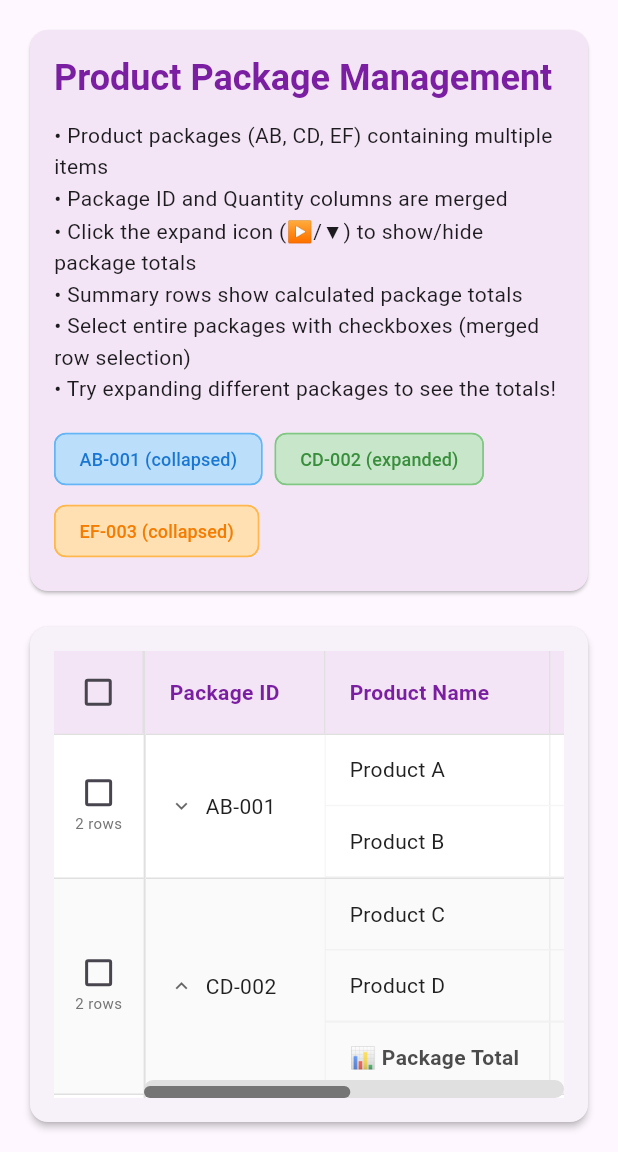
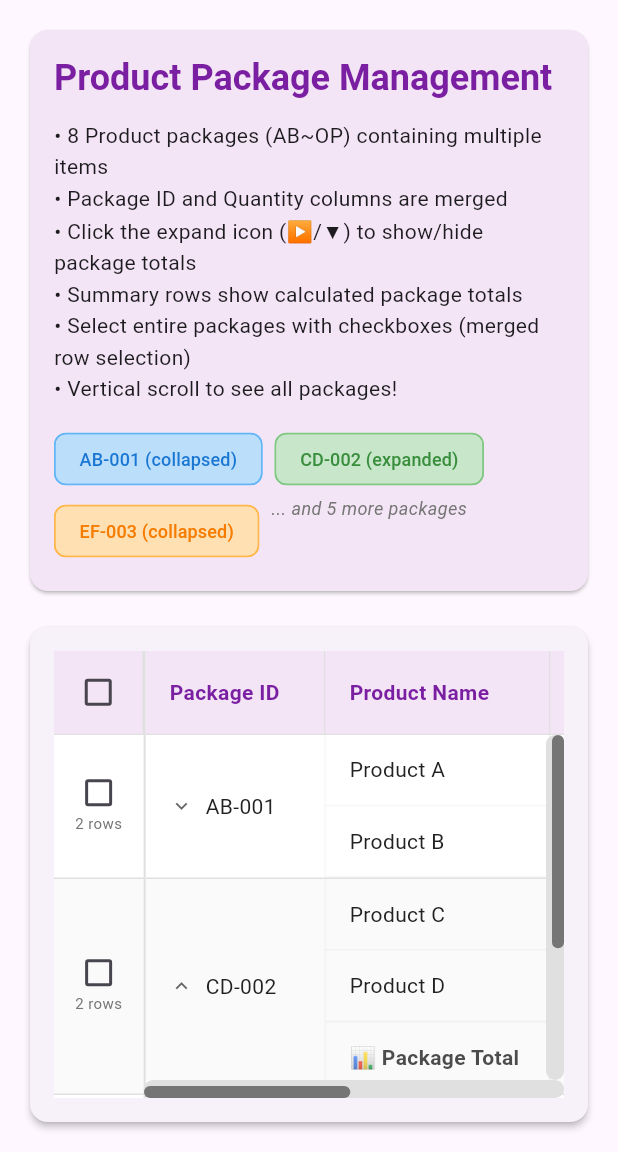
Before and after one commit to kihyun1998/flutter_table_plus, a Flutter app: the ExpandableSummaryExample screen opened directly, on a phone screen of 412 x 824 dp, the part 84-1236 px from its top. Run offline on Flutter 3.47's test engine with Material 3 defaults, Android fonts, the phone set to English and light mode, and no system bars.

Commit message:
Update expandable_summary_example.dart

```diff
--- a/example/lib/pages/expandable_summary_example.dart
+++ b/example/lib/pages/expandable_summary_example.dart
@@ -18,6 +18,11 @@ class _ExpandableSummaryExampleState extends State<ExpandableSummaryExample> {
     'AB-001': false,
     'CD-002': true, // Start with this one expanded
     'EF-003': false,
+    'GH-004': false,
+    'IJ-005': false,
+    'KL-006': false,
+    'MN-007': false,
+    'OP-008': false,
   };
 
   // State for managing row selection
@@ -73,6 +78,86 @@ class _ExpandableSummaryExampleState extends State<ExpandableSummaryExample> {
         'product': 'Product F',
         'price': 25000,
         'quantity': 2
+      },
+
+      // GH Package
+      {
+        'id': '7',
+        'package': 'GH-004',
+        'product': 'Product G',
+        'price': 18000,
+        'quantity': 4
+      },
+      {
+        'id': '8',
+        'package': 'GH-004',
+        'product': 'Product H',
+        'price': 22000,
+        'quantity': 4
+      },
+
+      // IJ Package
+      {
+        'id': '9',
+        'package': 'IJ-005',
+        'product': 'Product I',
+        'price': 14000,
+        'quantity': 6
+      },
+      {
+        'id': '10',
+        'package': 'IJ-005',
+        'product': 'Product J',
+        'price': 16000,
+        'quantity': 6
+      },
+
+      // KL Package
+      {
+        'id': '11',
+        'package': 'KL-006',
+        'product': 'Product K',
+        'price': 30000,
+        'quantity': 1
+      },
+      {
+        'id': '12',
+        'package': 'KL-006',
+        'product': 'Product L',
+        'price': 35000,
+        'quantity': 1
+      },
+
+      // MN Package
+      {
+        'id': '13',
+        'package': 'MN-007',
+        'product': 'Product M',
+        'price': 12000,
+        'quantity': 8
+      },
+      {
+        'id': '14',
+        'package': 'MN-007',
+        'product': 'Product N',
+        'price': 18000,
+        'quantity': 8
+      },
+
+      // OP Package
+      {
+        'id': '15',
+        'package': 'OP-008',
+        'product': 'Product O',
+        'price': 24000,
+        'quantity': 3
+      },
+      {
+        'id': '16',
+        'package': 'OP-008',
+        'product': 'Product P',
+        'price': 26000,
+        'quantity': 3
       },
     ];
 
@@ -222,6 +307,136 @@ class _ExpandableSummaryExampleState extends State<ExpandableSummaryExample> {
           ),
         },
       ),
+
+      // GH Package
+      MergedRowGroup(
+        groupId: 'GH-004',
+        rowKeys: ['7', '8'],
+        isExpandable: true,
+        isExpanded: expandedStates['GH-004'] ?? false,
+        summaryRowData: {
+          'product': '📊 Package Total',
+          'total': '¥${calculatePackageTotal([
+                '7',
+                '8'
+              ]).toString().replaceAllMapped(RegExp(r'(\d{1,3})(?=(\d{3})+(?!\d))'), (match) => '${match[1]},')}',
+          'quantity': '4 sets',
+        },
+        mergeConfig: {
+          'package': MergeCellConfig(
+            shouldMerge: true,
+            spanningRowIndex: 0,
+          ),
+          'quantity': MergeCellConfig(
+            shouldMerge: true,
+            spanningRowIndex: 0,
+          ),
+        },
+      ),
+
+      // IJ Package
+      MergedRowGroup(
+        groupId: 'IJ-005',
+        rowKeys: ['9', '10'],
+        isExpandable: true,
+        isExpanded: expandedStates['IJ-005'] ?? false,
+        summaryRowData: {
+          'product': '📊 Package Total',
+          'total': '¥${calculatePackageTotal([
+                '9',
+                '10'
+              ]).toString().replaceAllMapped(RegExp(r'(\d{1,3})(?=(\d{3})+(?!\d))'), (match) => '${match[1]},')}',
+          'quantity': '6 sets',
+        },
+        mergeConfig: {
+          'package': MergeCellConfig(
+            shouldMerge: true,
+            spanningRowIndex: 0,
+          ),
+          'quantity': MergeCellConfig(
+            shouldMerge: true,
+            spanningRowIndex: 0,
+          ),
+        },
+      ),
+
+      // KL Package
+      MergedRowGroup(
+        groupId: 'KL-006',
+        rowKeys: ['11', '12'],
+        isExpandable: true,
+        isExpanded: expandedStates['KL-006'] ?? false,
+        summaryRowData: {
+          'product': '📊 Package Total',
+          'total': '¥${calculatePackageTotal([
+                '11',
+                '12'
+              ]).toString().replaceAllMapped(RegExp(r'(\d{1,3})(?=(\d{3})+(?!\d))'), (match) => '${match[1]},')}',
+          'quantity': '1 set',
+        },
+        mergeConfig: {
+          'package': MergeCellConfig(
+            shouldMerge: true,
+            spanningRowIndex: 0,
+          ),
+          'quantity': MergeCellConfig(
+            shouldMerge: true,
+            spanningRowIndex: 0,
+          ),
+        },
+      ),
+
+      // MN Package
+      MergedRowGroup(
+        groupId: 'MN-007',
+        rowKeys: ['13', '14'],
+        isExpandable: true,
+        isExpanded: expandedStates['MN-007'] ?? false,
+        summaryRowData: {
+          'product': '📊 Package Total',
+          'total': '¥${calculatePackageTotal([
+                '13',
+                '14'
+              ]).toString().replaceAllMapped(RegExp(r'(\d{1,3})(?=(\d{3})+(?!\d))'), (match) => '${match[1]},')}',
+          'quantity': '8 sets',
+        },
+        mergeConfig: {
+          'package': MergeCellConfig(
+            shouldMerge: true,
+            spanningRowIndex: 0,
+          ),
+          'quantity': MergeCellConfig(
+            shouldMerge: true,
+            spanningRowIndex: 0,
+          ),
+        },
+      ),
+
+      // OP Package
+      MergedRowGroup(
+        groupId: 'OP-008',
+        rowKeys: ['15', '16'],
+        isExpandable: true,
+        isExpanded: expandedStates['OP-008'] ?? false,
+        summaryRowData: {
+          'product': '📊 Package Total',
+          'total': '¥${calculatePackageTotal([
+                '15',
+                '16'
+              ]).toString().replaceAllMapped(RegExp(r'(\d{1,3})(?=(\d{3})+(?!\d))'), (match) => '${match[1]},')}',
+          'quantity': '3 sets',
+        },
+        mergeConfig: {
+          'package': MergeCellConfig(
+            shouldMerge: true,
+            spanningRowIndex: 0,
+          ),
+          'quantity': MergeCellConfig(
+            shouldMerge: true,
+            spanningRowIndex: 0,
+          ),
+        },
+      ),
     ];
 
     return Scaffold(
@@ -252,12 +467,12 @@ class _ExpandableSummaryExampleState extends State<ExpandableSummaryExample> {
                     ),
                     const SizedBox(height: 12),
                     const Text(
-                      '• Product packages (AB, CD, EF) containing multiple items\n'
+                      '• 8 Product packages (AB~OP) containing multiple items\n'
                       '• Package ID and Quantity columns are merged\n'
                       '• Click the expand icon (▶/▼) to show/hide package totals\n'
                       '• Summary rows show calculated package totals\n'
                       '• Select entire packages with checkboxes (merged row selection)\n'
-                      '• Try expanding different packages to see the totals!',
+                      '• Vertical scroll to see all packages!',
                       style: TextStyle(fontSize: 14, height: 1.5),
                     ),
                     const SizedBox(height: 12),
@@ -270,6 +485,14 @@ class _ExpandableSummaryExampleState extends State<ExpandableSummaryExample> {
                             expandedStates['CD-002'] ?? false, Colors.green),
                         _buildStatusChip('EF-003',
                             expandedStates['EF-003'] ?? false, Colors.orange),
+                        Text(
+                          '... and 5 more packages',
+                          style: TextStyle(
+                            color: Colors.grey.shade600,
+                            fontSize: 12,
+                            fontStyle: FontStyle.italic,
+                          ),
+                        ),
                       ],
                     ),
                     if (selectedRows.isNotEmpty) ...[
@@ -322,7 +545,7 @@ class _ExpandableSummaryExampleState extends State<ExpandableSummaryExample> {
                       setState(() {
                         if (selectAll) {
                           // Select all package group IDs
-                          selectedRows.addAll(['AB-001', 'CD-002', 'EF-003']);
+                          selectedRows.addAll(['AB-001', 'CD-002', 'EF-003', 'GH-004', 'IJ-005', 'KL-006', 'MN-007', 'OP-008']);
                         } else {
                           selectedRows.clear();
                         }
```
